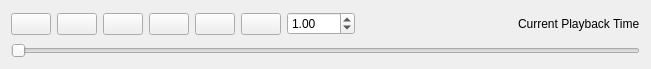
Old version of the form src/clients/ogreWatcher/ui/QMessageStreamPlaybackWidget.ui in the repository glawler/watcher-visualization.
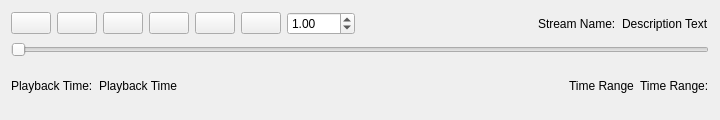
New version of the form. Icons and pictures are not drawn.

Commit message: ogreWatcher updates/rewrite. OGRE now can live inside of a QtWidget - i.e. inside of a Qt window/shell. This is a proof-of-concept integrating the watcher message stream functionality with OGRE inside Qt. Only nodes are draw so far, no edges or labels, but given the ease of this in OGRE it should be straight-forward to add.

The edit to the form file:
```diff
--- a/src/clients/ogreWatcher/ui/QMessageStreamPlaybackWidget.ui
+++ b/src/clients/ogreWatcher/ui/QMessageStreamPlaybackWidget.ui
@@ -7,8 +7,8 @@
    <rect>
     <x>0</x>
     <y>0</y>
-    <width>651</width>
-    <height>69</height>
+    <width>720</width>
+    <height>120</height>
    </rect>
   </property>
   <property name="windowTitle">
@@ -16,6 +16,8 @@
   </property>
   <layout class="QGridLayout" name="gridLayout">
    <item row="0" column="0">
+    <layout class="QVBoxLayout" name="verticalLayout_2">
+     <item>
     <layout class="QVBoxLayout" name="verticalLayout">
      <property name="spacing">
       <number>6</number>
@@ -180,24 +182,44 @@
         </widget>
        </item>
        <item>
-        <spacer>
+          <spacer name="horizontalSpacer_3">
          <property name="orientation">
           <enum>Qt::Horizontal</enum>
          </property>
          <property name="sizeHint" stdset="0">
           <size>
-           <width>20</width>
+             <width>40</width>
            <height>20</height>
           </size>
          </property>
         </spacer>
        </item>
        <item>
-        <widget class="QLabel" name="playbackTimeLabel">
+          <layout class="QHBoxLayout" name="horizontalLayout_2">
+           <item>
+            <widget class="QLabel" name="label">
          <property name="text">
-          <string>Current Playback Time</string>
-         </property>
-        </widget>
+              <string>Stream Name:</string>
+             </property>
+            </widget>
+           </item>
+           <item>
+            <widget class="QLabel" name="descriptionLabel">
+             <property name="toolTip">
+              <string>Connected Message Stream Description</string>
+             </property>
+             <property name="statusTip">
+              <string>Connected Message Stream Description</string>
+             </property>
+             <property name="whatsThis">
+              <string>Connected Message Stream Description</string>
+             </property>
+             <property name="text">
+              <string>Description Text</string>
+             </property>
+            </widget>
+           </item>
+          </layout>
        </item>
       </layout>
      </item>
@@ -224,7 +246,65 @@
        <property name="invertedControls">
         <bool>false</bool>
        </property>
-      </widget>
+         <property name="tickPosition">
+          <enum>QSlider::NoTicks</enum>
+         </property>
+        </widget>
+       </item>
+      </layout>
+     </item>
+     <item>
+      <layout class="QHBoxLayout" name="horizontalLayout_5">
+       <item>
+        <layout class="QHBoxLayout" name="horizontalLayout_3">
+         <item>
+          <widget class="QLabel" name="label_2">
+           <property name="text">
+            <string>Playback Time:</string>
+           </property>
+          </widget>
+         </item>
+         <item>
+          <widget class="QLabel" name="playbackTimeLabel">
+           <property name="text">
+            <string>Playback Time</string>
+           </property>
+          </widget>
+         </item>
+        </layout>
+       </item>
+       <item>
+        <spacer name="horizontalSpacer_2">
+         <property name="orientation">
+          <enum>Qt::Horizontal</enum>
+         </property>
+         <property name="sizeHint" stdset="0">
+          <size>
+           <width>40</width>
+           <height>20</height>
+          </size>
+         </property>
+        </spacer>
+       </item>
+       <item>
+        <layout class="QHBoxLayout" name="horizontalLayout_4">
+         <item>
+          <widget class="QLabel" name="label_4">
+           <property name="text">
+            <string>Time Range</string>
+           </property>
+          </widget>
+         </item>
+         <item>
+          <widget class="QLabel" name="playbackRangeLabel">
+           <property name="text">
+            <string>Time Range:</string>
+           </property>
+          </widget>
+         </item>
+        </layout>
+       </item>
+      </layout>
      </item>
     </layout>
    </item>
```
Left out of the diff: 3 changed lines with no effect on the pictures. Lines whose indentation alone changed are shown as unchanged. The commit also changes 23 other files.
